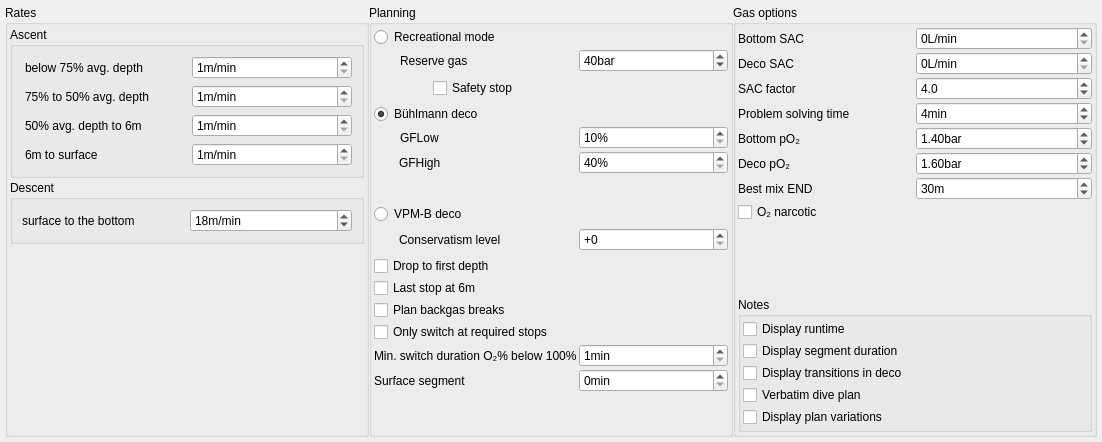
Qt form desktop-widgets/plannerSettings.ui (subsurface/subsurface) before a commit.
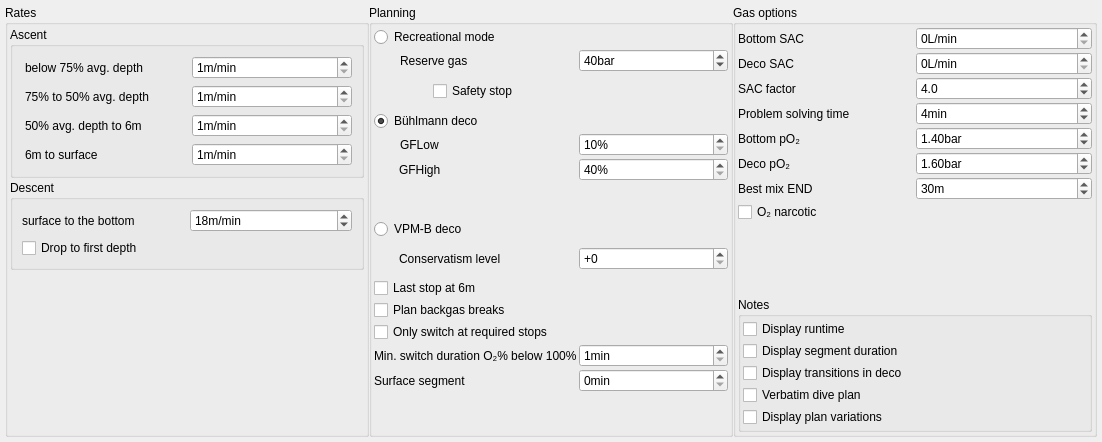
The same form after that commit.

Commit message:
Improve planner settings grouping.
Move the 'drop stone mode' to the ascent / descent rates column in the
planner settings.

```diff
--- a/desktop-widgets/plannerSettings.ui
+++ b/desktop-widgets/plannerSettings.ui
@@ -213,6 +213,13 @@
                </property>
               </widget>
              </item>
+             <item row="1" column="0" colspan="2">
+              <widget class="QCheckBox" name="drop_stone_mode">
+               <property name="text">
+                <string>Drop to first depth</string>
+               </property>
+              </widget>
+             </item>
             </layout>
             <zorder>descRate</zorder>
             <zorder>descent</zorder>
@@ -287,7 +294,7 @@
             </property>
            </spacer>
           </item>
-          <item row="20" column="1" colspan="2">
+          <item row="19" column="1" colspan="2">
            <widget class="QCheckBox" name="switch_at_req_stop">
             <property name="toolTip">
              <string>Postpone gas change if a stop is not required</string>
@@ -297,7 +304,7 @@
             </property>
            </widget>
           </item>
-          <item row="16" column="1" colspan="2">
+          <item row="15" column="1" colspan="2">
            <widget class="QCheckBox" name="lastStop">
             <property name="text">
              <string>Last stop at 6m</string>
@@ -327,7 +334,7 @@
             </property>
            </widget>
           </item>
-          <item row="21" column="2">
+          <item row="20" column="2">
            <widget class="QSpinBox" name="min_switch_duration">
             <property name="suffix">
              <string>min</string>
@@ -346,14 +353,14 @@
             </property>
            </widget>
           </item>
-          <item row="18" column="1" colspan="2">
+          <item row="17" column="1" colspan="2">
            <widget class="QCheckBox" name="backgasBreaks">
             <property name="text">
              <string>Plan backgas breaks</string>
             </property>
            </widget>
           </item>
-          <item row="23" column="1">
+          <item row="22" column="1">
            <spacer name="verticalSpacer_2">
             <property name="orientation">
              <enum>Qt::Vertical</enum>
@@ -366,20 +373,13 @@
             </property>
            </spacer>
           </item>
-          <item row="21" column="1">
+          <item row="20" column="1">
            <widget class="QLabel" name="label_min_switch_duration">
             <property name="text">
              <string>Min. switch duration O₂% below 100%</string>
             </property>
            </widget>
           </item>
-          <item row="15" column="1" colspan="2">
-           <widget class="QCheckBox" name="drop_stone_mode">
-            <property name="text">
-             <string>Drop to first depth</string>
-            </property>
-           </widget>
-          </item>
           <item row="9" column="2">
            <widget class="QSpinBox" name="gflow">
             <property name="suffix">
@@ -499,14 +499,14 @@
             </property>
            </widget>
           </item>
-          <item row="22" column="1">
+          <item row="21" column="1">
            <widget class="QLabel" name="label_surface_segment">
             <property name="text">
              <string>Surface segment</string>
             </property>
            </widget>
           </item>
-          <item row="22" column="2">
+          <item row="21" column="2">
            <widget class="QSpinBox" name="surface_segment">
             <property name="suffix">
              <string>min</string>
```
The commit also changes 1 other file.
